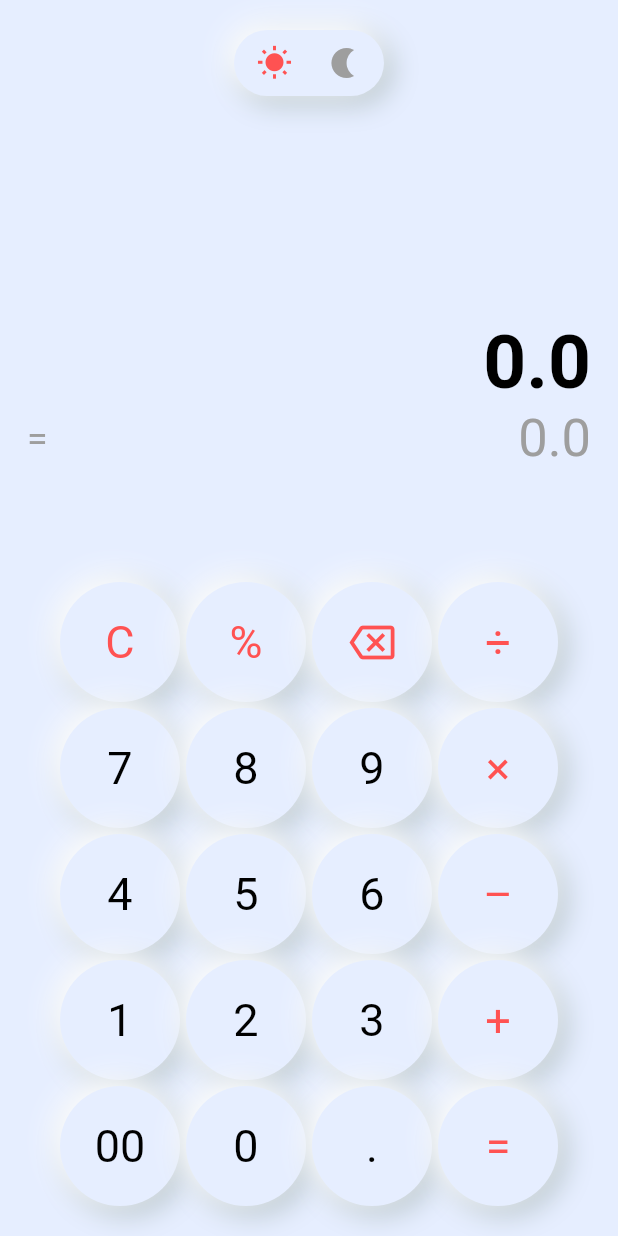
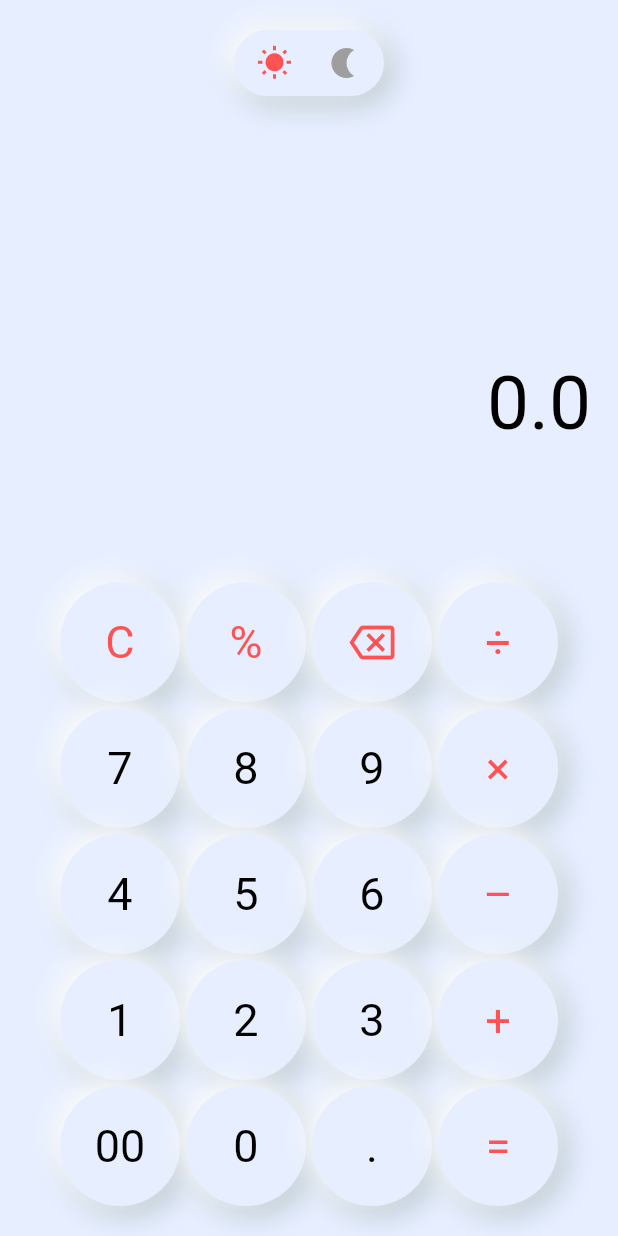
Before and after one commit to ayushk0/calculator, a Flutter app: the screen it shows after launch, after a tap on an icon or button, on a phone screen of 412 x 824 dp. Run offline on Flutter 3.47's test engine with Material 2 defaults, Android fonts, the phone set to English and light mode, and no system bars; our stand-ins replace math_expressions.

Commit message:
simple calculator

```diff
--- a/lib/calculation.dart
+++ b/lib/calculation.dart
@@ -11,6 +11,9 @@ class Calculation extends StatefulWidget {
 }
 
 class _CalculationState extends State<Calculation> {
+
+  bool hideResult = true;
+
   @override
   Widget build(BuildContext context) {
     return Scaffold(
@@ -32,7 +35,8 @@ class _CalculationState extends State<Calculation> {
               Column(
                 mainAxisAlignment: MainAxisAlignment.spaceBetween,
                 children: [
-                  Align(
+                  hideResult
+                  ? Align(
                     alignment: Alignment.centerRight,
                     child: SingleChildScrollView(
                       scrollDirection: Axis.horizontal,
@@ -41,37 +45,37 @@ class _CalculationState extends State<Calculation> {
                         overflow: TextOverflow.ellipsis,
                         style: TextStyle(
                           fontSize: currentNumber.length > 10 ? 40 : 50,
-                          fontWeight: FontWeight.bold,
                           color: darkMode ? Colors.white : Colors.black,
                         ),
                       ),
                     ),
-                  ),
+                  )
 
-                  Row(
+                  : Row(
+                    crossAxisAlignment: CrossAxisAlignment.center,
                     mainAxisAlignment: MainAxisAlignment.spaceBetween,
                     children: [
                       Text(
                         '=',
                         style: TextStyle(
                           fontSize: 25,
-                          color: darkMode ? Colors.green : Colors.grey,
+                          color: darkMode ? Colors.green : Colors.redAccent,
                         ),
                       ),
 
-                      Flexible(
-                        child: Text(
-                          result,
-                          style: TextStyle(
-                            fontSize: result.length > 10 ? 25 : 35,
-                            color: darkMode ? Colors.green : Colors.grey,
-                          ),
+                      Text(
+                        result,
+                        style: TextStyle(
+                          fontSize: result.length > 10 ? 40 : 50,
+                          fontWeight: FontWeight.bold,
+                          color: darkMode ? Colors.green : Colors.redAccent,
+                        ),
 
-                        ),
                       ),
                     ],
                   ),
-                  const SizedBox( height: 40, ),
+
+                   const SizedBox( height: 40, ),
                 ],
               ),
               //Keys Container
@@ -175,6 +179,8 @@ class _CalculationState extends State<Calculation> {
               equation = currentNumber;
               equation = equation.replaceAll('×', '*');
               equation = equation.replaceAll('÷', '/');
+              equation = equation.replaceAll('–', '-');
+              hideResult = false;
 
               try{
                 Parser p = Parser();
@@ -196,10 +202,12 @@ class _CalculationState extends State<Calculation> {
               result = '0';
               currentNumber = '';
               equation = '';
+              hideResult = true;
               break;
             default:
               currentNumber = currentNumber + title;
               result = currentNumber;
+              hideResult = true;
           }
         }
       },
```
